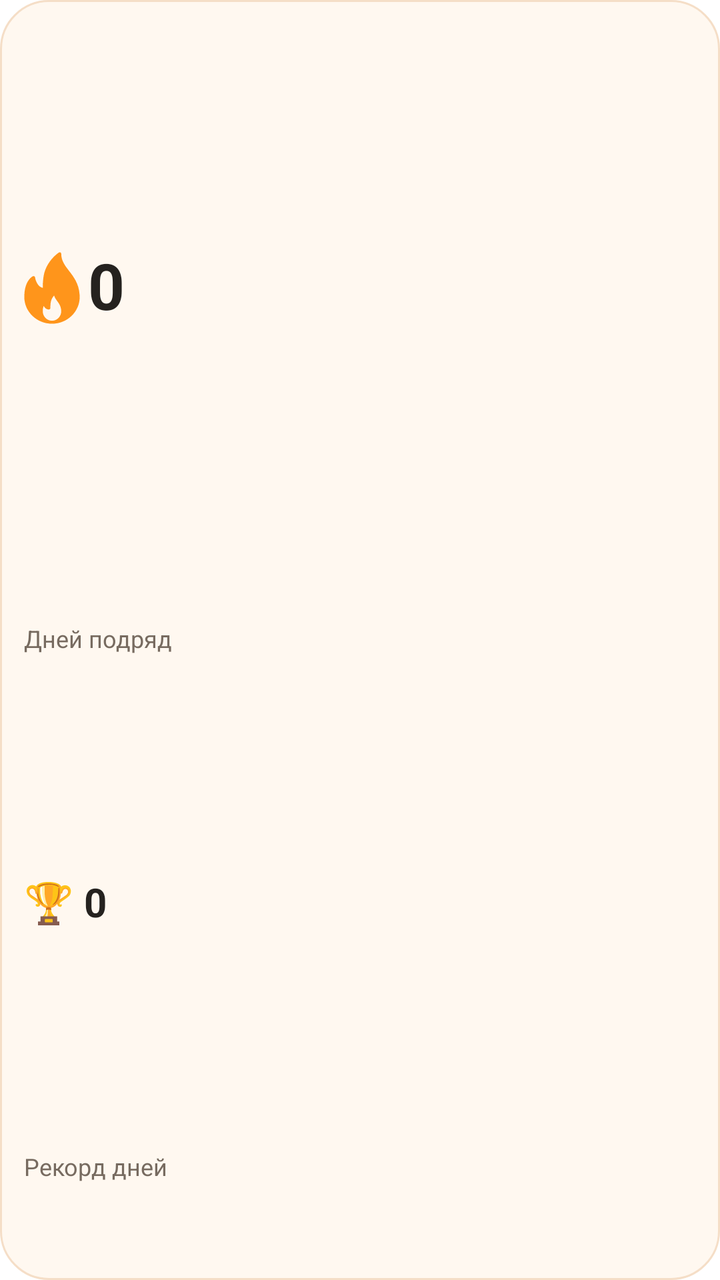
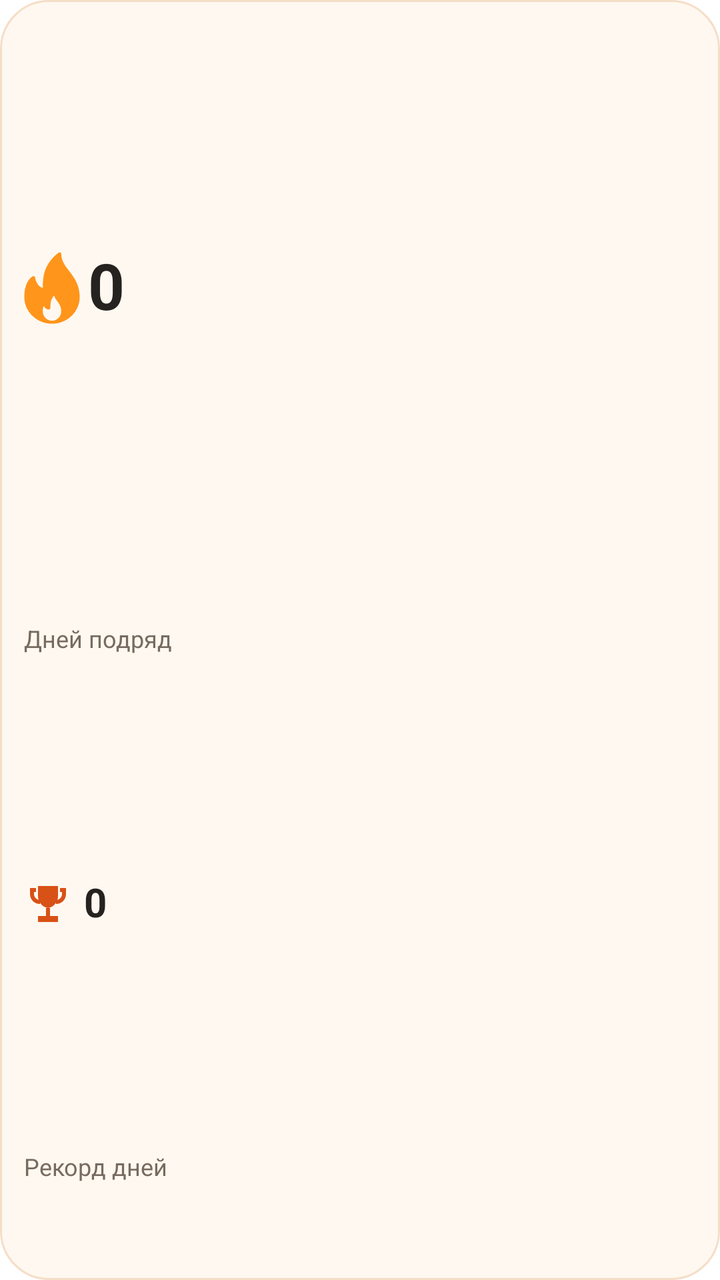

The first picture is an Android layout as it rendered before a commit; the second is the same layout after the commit. The layout source and the unified diff follow.
<!-- AndroidManifest.xml: fallback theme Theme.MaterialComponents.DayNight.NoActionBar -->
<!-- res/layout/streak_widget.xml -->
<?xml version="1.0" encoding="utf-8"?>
<LinearLayout
    xmlns:android="http://schemas.android.com/apk/res/android"
    android:id="@+id/streak_root"
    android:layout_width="match_parent"
    android:layout_height="match_parent"
    android:orientation="vertical"
    android:padding="12dp"
    android:background="@drawable/streak_widget_background">
    <LinearLayout
        android:layout_width="match_parent"
        android:layout_height="0dp"
        android:orientation="vertical"
        android:layout_weight="1">
        <LinearLayout
            android:layout_width="match_parent"
            android:layout_height="0dp"
            android:layout_weight="3"
            android:orientation="horizontal"
            android:gravity="center_vertical">
            <ImageView
                android:id="@+id/streak_flame"
                android:layout_width="28dp"
                android:layout_height="match_parent"
                android:src="@drawable/streak_widget_flame"
                android:scaleType="fitCenter"
                android:importantForAccessibility="no" />
            <TextView
                android:id="@+id/streak_current"
                android:layout_width="0dp"
                android:layout_height="match_parent"
                android:text="0"
                android:textSize="32sp"
                android:textColor="@color/streak_widget_text"
                android:maxLines="1"
                android:includeFontPadding="false"
                android:gravity="center_vertical"
                android:autoSizeTextType="uniform"
                android:autoSizeMinTextSize="5sp"
                android:autoSizeMaxTextSize="32sp"
                android:autoSizeStepGranularity="1sp"
                android:layout_weight="1"
                android:textStyle="bold"
                android:layout_marginStart="4dp" />
        </LinearLayout>
        <TextView
            android:id="@+id/streak_label"
            android:layout_width="match_parent"
            android:layout_height="0dp"
            android:text="@string/currentLabel"
            android:textSize="12sp"
            android:textColor="@color/streak_widget_secondary"
            android:maxLines="1"
            android:includeFontPadding="false"
            android:gravity="center_vertical"
            android:autoSizeTextType="uniform"
            android:autoSizeMinTextSize="5sp"
            android:autoSizeMaxTextSize="12sp"
            android:autoSizeStepGranularity="1sp"
            android:layout_weight="1" />
        <TextView
            android:id="@+id/streak_best"
            android:layout_width="match_parent"
            android:layout_height="0dp"
            android:text="🏆 0"
            android:textSize="20sp"
            android:textColor="@color/streak_widget_text"
            android:maxLines="1"
            android:includeFontPadding="false"
            android:gravity="center_vertical"
            android:autoSizeTextType="uniform"
            android:autoSizeMinTextSize="5sp"
            android:autoSizeMaxTextSize="20sp"
            android:autoSizeStepGranularity="1sp"
            android:layout_weight="2"
            android:textStyle="bold" />
        <TextView
            android:id="@+id/streak_best_label"
            android:layout_width="match_parent"
            android:layout_height="0dp"
            android:text="@string/bestLabel"
            android:textSize="12sp"
            android:textColor="@color/streak_widget_secondary"
            android:maxLines="1"
            android:includeFontPadding="false"
            android:gravity="center_vertical"
            android:autoSizeTextType="uniform"
            android:autoSizeMinTextSize="5sp"
            android:autoSizeMaxTextSize="12sp"
            android:autoSizeStepGranularity="1sp"
            android:layout_weight="1" />
    </LinearLayout>
    <TextView
        android:id="@+id/streak_status"
        android:layout_width="match_parent"
        android:layout_height="28dp"
        android:text="@string/startLabel"
        android:textSize="12sp"
        android:textColor="@color/streak_widget_accent"
        android:maxLines="2"
        android:includeFontPadding="false"
        android:gravity="center_vertical"
        android:autoSizeTextType="uniform"
        android:autoSizeMinTextSize="5sp"
        android:autoSizeMaxTextSize="12sp"
        android:autoSizeStepGranularity="1sp"
        android:layout_marginTop="4dp"
        android:visibility="gone" />
</LinearLayout>
<!-- resources referenced by this layout -->
<resources>
  <color name="streak_widget_accent">#D85117</color>
  <color name="streak_widget_secondary">#776B60</color>
  <color name="streak_widget_text">#25221F</color>
  <!-- drawable streak_widget_background (drawable) -->
  <shape xmlns:android="http://schemas.android.com/apk/res/android" android:shape="rectangle">
      <solid android:color="@color/streak_widget_background" />
      <corners android:radius="24dp" />
      <stroke android:width="1dp" android:color="@color/streak_widget_border" />
  </shape>
  <!-- drawable streak_widget_flame (drawable) -->
  <vector xmlns:android="http://schemas.android.com/apk/res/android"
      android:width="28dp" android:height="36dp"
      android:viewportWidth="388" android:viewportHeight="516">
      <group android:translateX="-62" android:translateY="2">
          <path android:fillColor="#FF951B"
              android:pathData="M446.906,299.769c-5.865-76.359-41.417-124.21-72.781-166.436C345.083,94.241,320,60.483,320,10.685 c0-4-2.24-7.656-5.792-9.489c-3.563-1.844-7.844-1.542-11.083,0.812c-47.104,33.706-86.406,90.515-100.135,144.719 c-9.531,37.737-10.792,80.161-10.969,108.18c-43.5-9.291-53.354-74.359-53.458-75.068c-0.49-3.375-2.552-6.312-5.552-7.916 c-3.031-1.583-6.594-1.698-9.667-0.177c-2.281,1.104-55.99,28.394-59.115,137.355C64.01,312.726,64,316.362,64,319.997 c0,105.857,86.135,191.987,192,191.987c0.146,0.01,0.302,0.031,0.427,0c0.042,0,0.083,0,0.135,0 C362.167,511.681,448,425.667,448,319.997C448,314.674,446.906,299.769,446.906,299.769z M256,490.652 c-35.292,0-64-30.581-64-68.172c0-1.281-0.01-2.573,0.083-4.156c0.427-15.853,3.438-26.675,6.74-33.873 c6.188,13.291,17.25,25.509,35.219,25.509c5.896,0,10.667-4.771,10.667-10.666c0-15.186,0.313-32.706,4.094-48.518 c3.365-14.02,11.406-28.936,21.594-40.893c4.531,15.52,13.365,28.081,21.99,40.341c12.344,17.54,25.104,35.675,27.344,66.6 c0.135,1.833,0.271,3.677,0.271,5.656C320,460.07,291.292,490.652,256,490.652z" />
      </group>
  </vector>
  <string name="bestLabel">Рекорд дней</string>
  <string name="currentLabel">Дней подряд</string>
  <string name="startLabel">Начни новую серию</string>
  <color name="streak_widget_background">#FFF8F0</color>
  <color name="streak_widget_border">#F5DEC7</color>
</resources>

<!-- the commit's change to res/layout/streak_widget.xml (unified diff, before → after) -->
@@ -58,22 +58,37 @@
             android:autoSizeMaxTextSize="12sp"
             android:autoSizeStepGranularity="1sp"
             android:layout_weight="1" />
-        <TextView
-            android:id="@+id/streak_best"
+        <LinearLayout
             android:layout_width="match_parent"
             android:layout_height="0dp"
-            android:text="🏆 0"
-            android:textSize="20sp"
-            android:textColor="@color/streak_widget_text"
-            android:maxLines="1"
-            android:includeFontPadding="false"
-            android:gravity="center_vertical"
-            android:autoSizeTextType="uniform"
-            android:autoSizeMinTextSize="5sp"
-            android:autoSizeMaxTextSize="20sp"
-            android:autoSizeStepGranularity="1sp"
             android:layout_weight="2"
-            android:textStyle="bold" />
+            android:orientation="horizontal"
+            android:gravity="center_vertical">
+            <ImageView
+                android:id="@+id/streak_trophy"
+                android:layout_width="24dp"
+                android:layout_height="match_parent"
+                android:src="@drawable/streak_widget_trophy"
+                android:scaleType="fitCenter"
+                android:importantForAccessibility="no" />
+            <TextView
+                android:id="@+id/streak_best"
+                android:layout_width="0dp"
+                android:layout_height="match_parent"
+                android:text="0"
+                android:textSize="20sp"
+                android:textColor="@color/streak_widget_text"
+                android:maxLines="1"
+                android:includeFontPadding="false"
+                android:gravity="center_vertical"
+                android:autoSizeTextType="uniform"
+                android:autoSizeMinTextSize="5sp"
+                android:autoSizeMaxTextSize="20sp"
+                android:autoSizeStepGranularity="1sp"
+                android:textStyle="bold"
+                android:layout_marginStart="6dp"
+                android:layout_weight="1" />
+        </LinearLayout>
         <TextView
             android:id="@+id/streak_best_label"
             android:layout_width="match_parent"
<!-- resource entries referenced after the edit -->
@@ -18,6 +18,13 @@
               android:pathData="M446.906,299.769c-5.865-76.359-41.417-124.21-72.781-166.436C345.083,94.241,320,60.483,320,10.685 c0-4-2.24-7.656-5.792-9.489c-3.563-1.844-7.844-1.542-11.083,0.812c-47.104,33.706-86.406,90.515-100.135,144.719 c-9.531,37.737-10.792,80.161-10.969,108.18c-43.5-9.291-53.354-74.359-53.458-75.068c-0.49-3.375-2.552-6.312-5.552-7.916 c-3.031-1.583-6.594-1.698-9.667-0.177c-2.281,1.104-55.99,28.394-59.115,137.355C64.01,312.726,64,316.362,64,319.997 c0,105.857,86.135,191.987,192,191.987c0.146,0.01,0.302,0.031,0.427,0c0.042,0,0.083,0,0.135,0 C362.167,511.681,448,425.667,448,319.997C448,314.674,446.906,299.769,446.906,299.769z M256,490.652 c-35.292,0-64-30.581-64-68.172c0-1.281-0.01-2.573,0.083-4.156c0.427-15.853,3.438-26.675,6.74-33.873 c6.188,13.291,17.25,25.509,35.219,25.509c5.896,0,10.667-4.771,10.667-10.666c0-15.186,0.313-32.706,4.094-48.518 c3.365-14.02,11.406-28.936,21.594-40.893c4.531,15.52,13.365,28.081,21.99,40.341c12.344,17.54,25.104,35.675,27.344,66.6 c0.135,1.833,0.271,3.677,0.271,5.656C320,460.07,291.292,490.652,256,490.652z" />
       </group>
   </vector>
+  <!-- drawable streak_widget_trophy (drawable) -->
+  <vector xmlns:android="http://schemas.android.com/apk/res/android"
+      android:width="24dp" android:height="24dp"
+      android:viewportWidth="24" android:viewportHeight="24">
+      <path android:fillColor="@color/streak_widget_accent"
+          android:pathData="M7,3H17V8C17,11.1 14.8,13.6 12,14C9.2,13.6 7,11.1 7,8ZM11,14H13V18H17V21H7V18H11ZM3,4H6V6H5V7C5,8.6 6.3,10 8,10V12C5.2,12 3,9.8 3,7ZM18,4H21V7C21,9.8 18.8,12 16,12V10C17.7,10 19,8.6 19,7V6H18Z" />
+  </vector>
   <string name="bestLabel">Рекорд дней</string>
   <string name="currentLabel">Дней подряд</string>
   <string name="startLabel">Начни новую серию</string>
